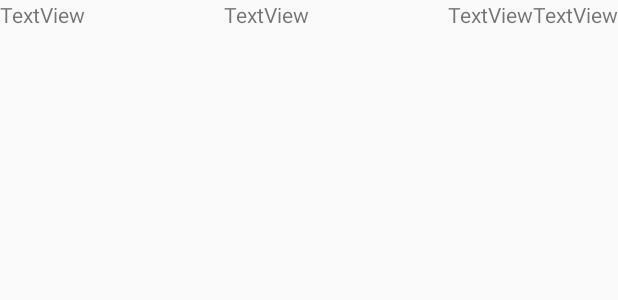
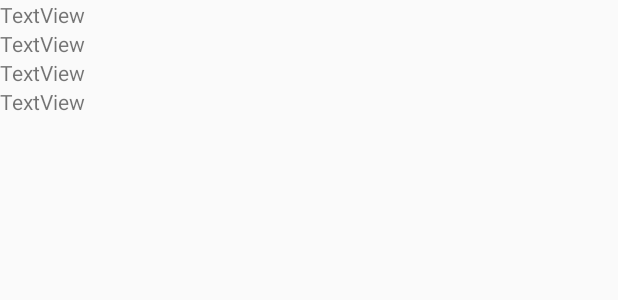
Before and after one commit to juliemenge/PittsburghCitySteps, an Android app: the layout recyclerview_item_row.xml on its own in the app's theme, with its tools: preview values and no code run, on a phone screen of 412 x 824 dp. Shown: the top 300 px of the screen. Run offline under Robolectric (Android 15) with nearby library versions, the phone set to English and light mode, and no system bars.

```diff
--- a/app/build.gradle
+++ b/app/build.gradle
@@ -38,8 +38,8 @@ dependencies {
     compile 'org.jetbrains.anko:anko-appcompat-v7:0.9.1'
     compile 'org.jetbrains.anko:anko-coroutines:0.10.2'
     implementation 'com.android.support:recyclerview-v7:26.1.0'
-    implementation 'com.android.support:cardview-v7:26.1.0'
-    compile 'com.github.nitrico.lastadapter:lastadapter:2.2.2'
-    kapt 'com.android.databinding:compiler:3.0.1'
+    //implementation 'com.android.support:cardview-v7:26.1.0'
+    //compile 'com.github.nitrico.lastadapter:lastadapter:2.2.2'
+    //kapt 'com.android.databinding:compiler:3.0.1'
 
 }
--- a/app/src/main/java/com/juliemenge/pittsburghcitysteps/RecyclerAdapter.kt
+++ b/app/src/main/java/com/juliemenge/pittsburghcitysteps/RecyclerAdapter.kt
@@ -29,8 +29,12 @@ class RecyclerAdapter(val stepList: ArrayList<Step>) : RecyclerView.Adapter<Recy
         fun bindItems(step: Step) {
             val textViewName = itemView.findViewById<TextView>(R.id.stepName)
             val textViewNeighborhood  = itemView.findViewById<TextView>(R.id.stepNeighborhood)
+            val textViewMaterial  = itemView.findViewById<TextView>(R.id.stepMaterial)
+            val textViewLength  = itemView.findViewById<TextView>(R.id.stepLength)
             textViewName.text = step.name
             textViewNeighborhood.text = step.neighborhood
+            textViewMaterial.text = step.material
+            textViewLength.text = step.length.toString()
         }
     }
 }
--- a/app/src/main/res/layout/recyclerview_item_row.xml
+++ b/app/src/main/res/layout/recyclerview_item_row.xml
@@ -1,8 +1,9 @@
 <?xml version="1.0" encoding="utf-8"?>
 <LinearLayout xmlns:android="http://schemas.android.com/apk/res/android"
-              android:orientation="horizontal"
               android:layout_width="match_parent"
-              android:layout_height="wrap_content">
+              android:layout_height="wrap_content"
+              android:layout_marginBottom="16dp"
+              android:orientation="vertical">
 
     <TextView
         android:id="@+id/stepName"
```
Also changed, not shown: app/src/main/java/com/juliemenge/pittsburghcitysteps/MainActivity.kt (+40 -3 lines).
